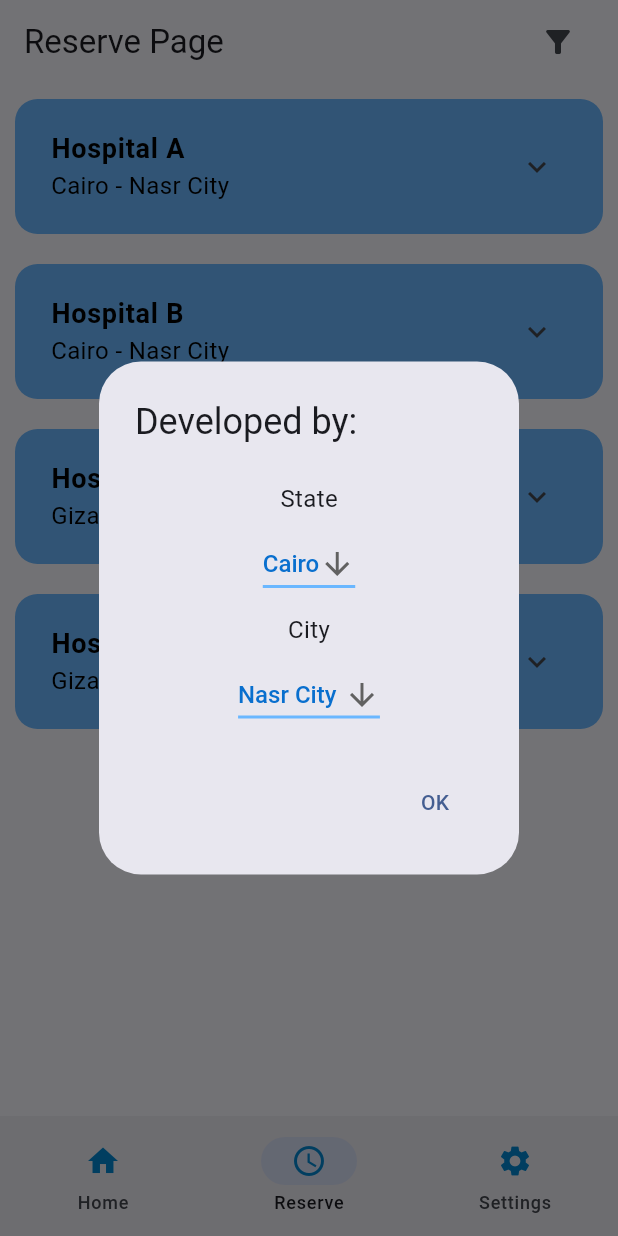
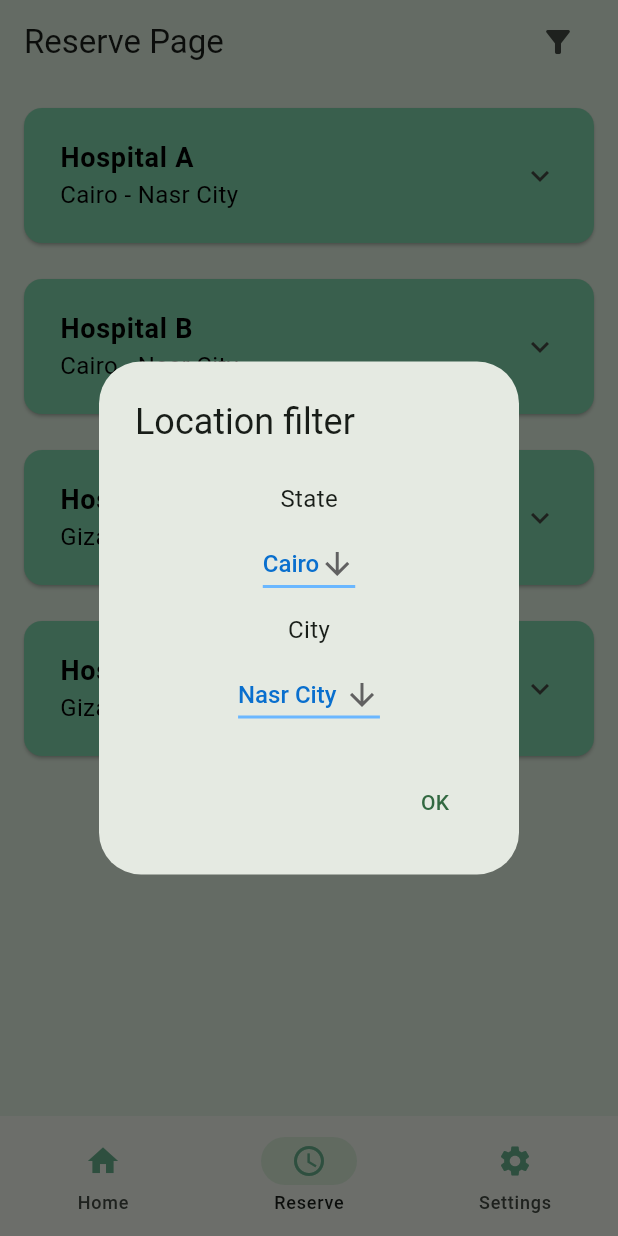
Before and after one commit to DoniaMetwalli/Hospital-System, a Flutter app: the screen it shows after launch, item 2 of the bottom bar chosen, after a tap on the "filter alt" icon, on a phone screen of 412 x 824 dp. Run offline on Flutter 3.47's test engine with Material 2 defaults, Android fonts, the phone set to English and light mode, and no system bars.

Commit message:
change main color + some code edits

```diff
--- a/Frontend/lib/backend/shared_variables.dart
+++ b/Frontend/lib/backend/shared_variables.dart
@@ -1 +1,6 @@
+import 'package:flutter/material.dart';
+
 bool isLoged = true;
+const iconColor = Color.fromARGB(255, 101, 172, 137);
+const backgroundColor = Color.fromARGB(255, 218, 233, 218);
+const cardColor = Color.fromARGB(255, 125, 206, 167);
--- /dev/null
+++ b/Frontend/lib/components/home_page/upcoming_appoinment_card.dart
@@ -0,0 +1,51 @@
+import 'package:flutter/material.dart';
+
+import '../../backend/shared_variables.dart';
+
+Card upcomingAppoinmentCard(BuildContext context) {
+  return Card(
+    color: cardColor,
+    margin: const EdgeInsets.only(left: 16, right: 16, top: 16, bottom: 8),
+    child: ListTile(
+      contentPadding:
+          const EdgeInsets.only(left: 24, right: 24, top: 8, bottom: 8),
+      title: const Text(
+        "Hospital Name",
+        style: TextStyle(
+          fontSize: 24,
+          fontWeight: FontWeight.w500,
+        ),
+      ),
+      subtitle: const Text("Doctor's Name \nDate",
+          style: TextStyle(
+            fontSize: 16,
+            fontWeight: FontWeight.w400,
+          )),
+      isThreeLine: true,
+      onTap: () => upcomingAppoinmentAlert(context),
+    ),
+  );
+}
+
+Future<dynamic> upcomingAppoinmentAlert(BuildContext context) {
+  return showDialog(
+    context: context,
+    builder: (context) => AlertDialog(
+      title: const Text("DEETS"),
+      actions: [
+        TextButton(
+          onPressed: () => close(context),
+          child: const Text("Cancel"),
+        ),
+        TextButton(
+          onPressed: () => close(context),
+          child: const Text("Okay / Done"),
+        ),
+      ],
+    ),
+  );
+}
+
+void close(BuildContext context) {
+  Navigator.of(context).pop();
+}
--- a/Frontend/lib/components/shared_components.dart
+++ b/Frontend/lib/components/shared_components.dart
@@ -31,25 +31,25 @@ dynamic loadingIndecator(BuildContext context, {bool dismissible = false}) {
 }
 
 dynamic hospitalCard(String hopitalName, String location) {
-  return Container(
-      padding: const EdgeInsets.all(8),
-      margin: const EdgeInsets.all(10),
-      decoration: BoxDecoration(
-        borderRadius: BorderRadius.circular(15),
-        color: const Color.fromARGB(255, 106, 183, 255),
-      ),
+  return Card(
+      margin: const EdgeInsets.only(left: 16, right: 16, top: 16, bottom: 8),
+      color: cardColor,
       child: ExpansionTile(
+        tilePadding:
+            const EdgeInsets.only(left: 24, right: 24, top: 8, bottom: 8),
         collapsedShape: null,
         initiallyExpanded: false,
         iconColor: Colors.black,
         textColor: Colors.black,
         title: Text(
           hopitalName,
-          style: const TextStyle(fontSize: 18, fontWeight: FontWeight.w600, color: Colors.black),
+          style: const TextStyle(
+              fontSize: 18, fontWeight: FontWeight.w600, color: Colors.black),
         ),
         subtitle: Text(
           location,
-          style: const TextStyle(fontSize: 16, fontWeight: FontWeight.w400, color: Colors.black),
+          style: const TextStyle(
+              fontSize: 16, fontWeight: FontWeight.w400, color: Colors.black),
         ),
         children: const [
           Text(
@@ -78,7 +78,10 @@ class AboutUsButton extends StatelessWidget {
   final IconData icon;
   final VoidCallback pressFunction;
   const AboutUsButton(
-      {super.key, required this.text, required this.icon, required this.pressFunction});
+      {super.key,
+      required this.text,
+      required this.icon,
+      required this.pressFunction});
 
   @override
   Widget build(BuildContext context) {
@@ -91,7 +94,7 @@ class AboutUsButton extends StatelessWidget {
           child: Row(
             children: [
               Icon(
-                color: Colors.lightBlue[500],
+                color: iconColor,
                 icon,
                 size: 30,
               ),
@@ -99,7 +102,6 @@ class AboutUsButton extends StatelessWidget {
                 padding: const EdgeInsets.only(left: 16),
                 child: Text(
                   text,
-                  style: const TextStyle(color: Color.fromARGB(255, 6, 115, 179)),
                 ),
               )
             ],
--- a/Frontend/lib/main.dart
+++ b/Frontend/lib/main.dart
@@ -1,5 +1,6 @@
 import 'package:flutter/material.dart';
 import '../pages/intial_page.dart';
+import 'backend/shared_variables.dart';
 
 void main() {
   runApp(const Main());
@@ -13,7 +14,11 @@ class Main extends StatelessWidget {
     return MaterialApp(
       debugShowCheckedModeBanner: false,
       theme: ThemeData(
-        colorScheme: ColorScheme.fromSeed(seedColor: Colors.blueAccent),
+        scaffoldBackgroundColor: backgroundColor,
+        appBarTheme: const AppBarTheme(backgroundColor: backgroundColor),
+        colorScheme: ColorScheme.fromSeed(
+          seedColor: const Color.fromARGB(255, 192, 214, 192),
+        ),
         useMaterial3: true,
       ),
       home: const IntialPage(),
--- a/Frontend/lib/pages/home_page.dart
+++ b/Frontend/lib/pages/home_page.dart
@@ -1,4 +1,6 @@
 import 'package:flutter/material.dart';
+
+import '../components/home_page/upcoming_appoinment_card.dart';
 
 class HomePage extends StatefulWidget {
   const HomePage({super.key});
@@ -8,45 +10,13 @@ class HomePage extends StatefulWidget {
 }
 
 class _HomePageState extends State<HomePage> {
-  get tapCallback => null;
-
   @override
   Widget build(BuildContext context) {
-
-    Future openDetails() => showDialog(
-      context: context,
-      builder: (context) => AlertDialog(
-        title: const Text("DEETS"),
-        actions: [
-          TextButton(onPressed: close , child: const Text("Okay / Done"))
-        ],
-      ));
-
     return Scaffold(
-      appBar: AppBar
-      (
+      appBar: AppBar(
         title: const Text("Upcoming Appointments"),
-        backgroundColor: const Color.fromARGB(255, 192, 214, 192),
       ),
-      backgroundColor: const Color.fromARGB(255, 192, 214, 192),
-      body: ListView(children: [
-        Card(
-          color: const Color.fromARGB(255, 125, 206, 167),
-          child: ListTile(
-            title: const Text("Hospital Name", style: TextStyle(fontSize: 25, fontWeight: FontWeight.w500,),),
-            subtitle: const Text("Doctor's Name \nDate", style: TextStyle(fontSize: 20, fontWeight: FontWeight.w400,)),
-            isThreeLine: true,
-            onTap: () {openDetails();},
-        ),
-
-        )
-      ]),
+      body: ListView(children: [upcomingAppoinmentCard(context)]),
     );
-
-  }
-
-  void close()
-  {
-    Navigator.of(context).pop();
   }
 }
--- a/Frontend/lib/pages/intial_page.dart
+++ b/Frontend/lib/pages/intial_page.dart
@@ -3,7 +3,7 @@ import '../backend/shared_variables.dart';
 import '../pages/home_page.dart';
 import '../pages/login_page.dart';
 import '../pages/reserve_page.dart';
-import '../pages/settings.dart';
+import 'settings_page.dart';
 
 class IntialPage extends StatefulWidget {
   const IntialPage({super.key});
@@ -22,13 +22,14 @@ class _IntialPageState extends State<IntialPage> {
       return Scaffold(
         body: pages[selectedPage],
         bottomNavigationBar: NavigationBar(
-          destinations: [
+          destinations: const [
             NavigationDestination(
-                icon: Icon(Icons.home, color: Colors.lightBlue[700]), label: "Home"),
+                icon: Icon(Icons.home, color: iconColor), label: "Home"),
             NavigationDestination(
-                icon: Icon(Icons.schedule, color: Colors.lightBlue[700]), label: "Reserve"),
+                icon: Icon(Icons.schedule, color: iconColor), label: "Reserve"),
             NavigationDestination(
-                icon: Icon(Icons.settings, color: Colors.lightBlue[700]), label: "Settings"),
+                icon: Icon(Icons.settings, color: iconColor),
+                label: "Settings"),
           ],
           onDestinationSelected: (index) {
             setState(() {
--- a/Frontend/lib/pages/reserve_page.dart
+++ b/Frontend/lib/pages/reserve_page.dart
@@ -19,7 +19,7 @@ List<List<String>> hospitalList = [
 List<List<String>> hospitals = [];
 
 int hospitalsCount(String filter) {
-  hospitals.clear();
+  hospitals = [];
   int count = 0;
   if (filter.isNotEmpty) {
     for (var element in hospitalList) {
@@ -57,8 +57,9 @@ class _ReservePageState extends State<ReservePage> {
                   context: context,
                   builder: (BuildContext context) => AlertDialog(
                     scrollable: true,
-                    title: const Text('Developed by:'),
-                    content: StatefulBuilder(builder: (BuildContext context, StateSetter setState) {
+                    title: const Text('Location filter'),
+                    content: StatefulBuilder(
+                        builder: (BuildContext context, StateSetter setState) {
                       return Column(
                         children: [
                           const Padding(
```
Also changed, not shown: Frontend/lib/pages/settings_page.dart (renamed from Frontend/lib/pages/settings.dart).
